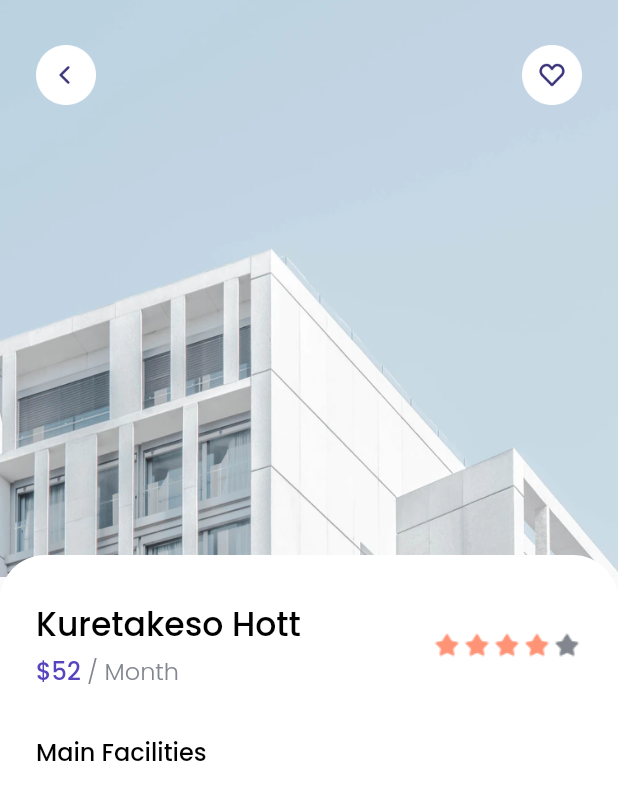
After one commit to arifin1301/find_house, a Flutter app: the HomePage screen opened directly, after a tap on "4/5", on a phone screen of 412 x 824 dp. The commit adds this screen. Shown: the top 800 px of the screen. Run offline on Flutter 3.47's test engine with Material 2 defaults, Android fonts, the phone set to English and light mode, and no system bars; our stand-ins replace google_fonts.

Commit message:
add detail page

```diff
--- /dev/null
+++ b/lib/pages/detail_page.dart
@@ -0,0 +1,132 @@
+import 'package:find_house/pages/theme.dart';
+import 'package:flutter/material.dart';
+
+class DetailPage extends StatelessWidget {
+  @override
+  Widget build(BuildContext context) {
+    return Scaffold(
+      body: SafeArea(
+          child: Stack(
+        children: [
+          Image.asset('assets/images/detail_pic.png'),
+          Padding(
+            padding: EdgeInsets.symmetric(horizontal: 24, vertical: 30),
+            child: Row(
+              mainAxisAlignment: MainAxisAlignment.spaceBetween,
+              children: [
+                InkWell(
+                  onTap: () {
+                    Navigator.pop(context);
+                  },
+                  child: Image.asset(
+                    'assets/images/btn_back.png',
+                    height: 40,
+                    width: 40,
+                  ),
+                ),
+                Image.asset(
+                  'assets/images/btn_wishlist.png',
+                  height: 40,
+                  width: 40,
+                ),
+              ],
+            ),
+          ),
+          ListView(
+            children: [
+              SizedBox(
+                height: 370,
+              ),
+              Container(
+                width: MediaQuery.of(context).size.width,
+                decoration: BoxDecoration(
+                  color: Colors.white,
+                  borderRadius: BorderRadius.vertical(
+                    top: Radius.circular(30),
+                  ),
+                ),
+                child: Padding(
+                  padding: EdgeInsets.symmetric(horizontal: 24, vertical: 30),
+                  child: Column(children: [
+                    Row(
+                      children: [
+                        Column(
+                          crossAxisAlignment: CrossAxisAlignment.start,
+                          children: [
+                            Text(
+                              'Kuretakeso Hott',
+                              style: blackTextStyle.copyWith(
+                                fontSize: 22,
+                              ),
+                            ),
+                            SizedBox(
+                              height: 2,
+                            ),
+                            Text.rich(
+                              TextSpan(
+                                children: [
+                                  TextSpan(
+                                    text: '\$52',
+                                    style: purpleTextStyle.copyWith(
+                                      fontSize: 16,
+                                    ),
+                                  ),
+                                  TextSpan(
+                                    text: ' / Month',
+                                    style: greyTextStyle.copyWith(fontSize: 16),
+                                  ),
+                                ],
+                              ),
+                            ),
+                          ],
+                        ),
+                        Spacer(),
+                        Image.asset(
+                          'assets/images/star.png',
+                          width: 20,
+                          height: 20,
+                        ),
+                        Image.asset(
+                          'assets/images/star.png',
+                          width: 20,
+                          height: 20,
+                        ),
+                        Image.asset(
+                          'assets/images/star.png',
+                          width: 20,
+                          height: 20,
+                        ),
+                        Image.asset(
+                          'assets/images/star.png',
+                          width: 20,
+                          height: 20,
+                        ),
+                        Image.asset(
+                          'assets/images/star.png',
+                          width: 20,
+                          height: 20,
+                          color: greyColor,
+                        ),
+                      ],
+                    ),
+                    SizedBox(
+                      height: 30,
+                    ),
+                    Row(
+                      children: [
+                        Text(
+                          'Main Facilities',
+                          style: blackTextStyle.copyWith(fontSize: 16),
+                        ),
+                      ],
+                    )
+                  ]),
+                ),
+              )
+            ],
+          )
+        ],
+      )),
+    );
+  }
+}
--- a/lib/widgets/space_card.dart
+++ b/lib/widgets/space_card.dart
@@ -1,4 +1,5 @@
 import 'package:find_house/models/space.dart';
+import 'package:find_house/pages/detail_page.dart';
 import 'package:find_house/pages/theme.dart';
 import 'package:flutter/material.dart';
 
@@ -9,7 +10,16 @@ class SpaceCard extends StatelessWidget {
 
   @override
   Widget build(BuildContext context) {
-    return Row(
+    return InkWell(
+      onTap: () {
+        Navigator.push(
+          context,
+          MaterialPageRoute(
+            builder: (context) => DetailPage(),
+          ),
+        );
+      },
+      child: Row(
         children: [
           ClipRRect(
             borderRadius: BorderRadius.circular(18),
@@ -94,6 +104,7 @@ class SpaceCard extends StatelessWidget {
             ],
           )
         ],
+      ),
     );
   }
 }
```
Also changed, not shown: assets/images/btn_back.png (added), assets/images/btn_wishlist.png (added), assets/images/detail_pic.png (added), assets/images/star.png (added). Lines whose indentation alone changed are shown as unchanged.
